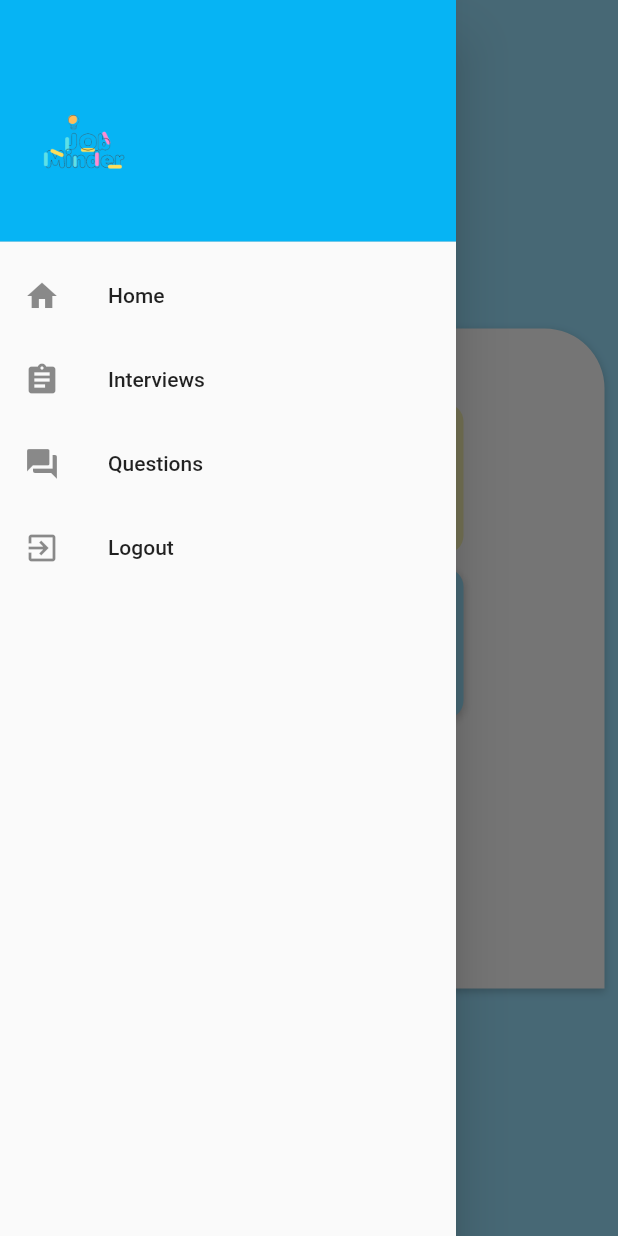
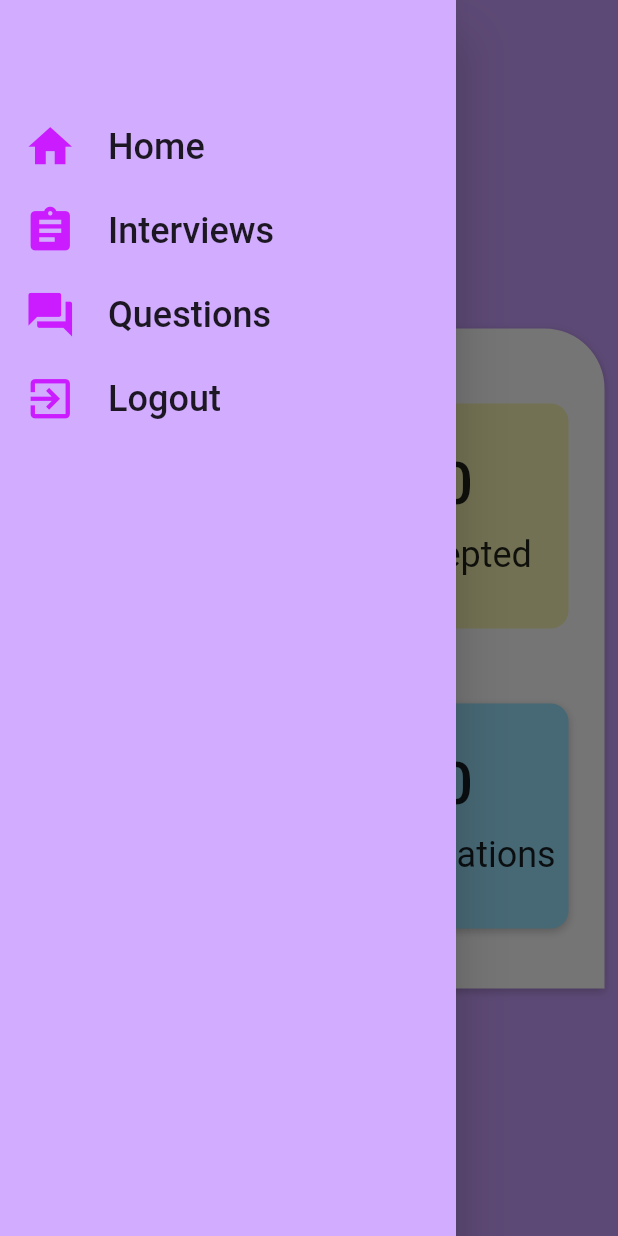
Before and after one commit to SJa-638/jobminder, a Flutter app: the screen it shows after launch, with the side drawer open, on a phone screen of 412 x 824 dp. Run offline on Flutter 3.47's test engine with Material 2 defaults, Android fonts, the phone set to English and light mode, and no system bars; our stand-ins replace equatable, flutter_bloc; Roboto replaces fonts that are missing (Outfit, Readex Pro).

Commit message:
added desgin

```diff
--- a/lib/screens/company_screen.dart
+++ b/lib/screens/company_screen.dart
@@ -31,13 +31,20 @@ class _CompaniesScreenState extends State<CompaniesScreen> {
   @override
   Widget build(BuildContext context) {
     return Scaffold(
+      backgroundColor: Color.fromARGB(255, 210, 173, 255),
       appBar: AppBar(
-        title: const Text("Companies"),
+        backgroundColor: Colors.transparent,
+        elevation: 0,
+        title: const Text("Companies",
+        style: TextStyle(
+          color:  Colors.white,
+          ),
+          ),
         actions: <Widget>[
           IconButton(
             icon: const Icon(
               Icons.add,
-              color: Colors.white,
+              color:Color.fromARGB(255, 202, 28, 255),
             ),
             onPressed: () {
               showModalBottomSheet(
@@ -129,7 +136,8 @@ class _CompaniesFormState extends State<CompaniesForm> {
             onChanged: (value) => name = value,
             ),
             ElevatedButton(
-              child: const Icon(Icons.add),
+              child: const Icon(Icons.add,),
+              style: ElevatedButton.styleFrom(primary: Color.fromARGB(255, 202, 159, 255)),
               onPressed: () {
                 if (name != "") {
                   widget.bloc.add(
@@ -137,6 +145,7 @@ class _CompaniesFormState extends State<CompaniesForm> {
                 }
                 Navigator.pop(context);
               },
+
             ),
           ],
         ),
--- a/lib/screens/drawer_widget.dart
+++ b/lib/screens/drawer_widget.dart
@@ -11,24 +11,21 @@ class DrawerWidget extends StatelessWidget {
   @override
   Widget build(BuildContext context) {
     return Drawer(
+backgroundColor:  Color.fromARGB(255, 210, 173, 255),
       child: ListView(
         padding: EdgeInsets.zero,
         children: <Widget>[
-          DrawerHeader(
-            decoration: const BoxDecoration(
-              color: Color(0xFF06B4F4),
-            ),
-            child: Padding(
+          Padding(
               padding: const EdgeInsetsDirectional.fromSTEB(0, 20, 20, 0),
               child: Row(
                 children: [
-                  Image.asset(
-                    'assets/images/logo(no background).png', // Replace with your logo image path
-                    height: 80.0,
-                    width: 80.0,
-                  ),
+                  // Image.asset(
+                  //   'assets/images/logo.jpeg', // Replace with your logo image path
+                  //   height: 100.0,
+                  //   width: 100.0,
+                  // ),
                   const SizedBox(
-                    width: 20.0,
+                    height: 40.0,width: 10.0,
                   ),
                   //  const Text(
                   //    'Menu',
@@ -37,21 +34,25 @@ class DrawerWidget extends StatelessWidget {
                   //    fontSize: 20.0,
                   //     ),
                   //     ),
+                      const SizedBox(
+                    height: 50.0,
+                  ),
                 ],
               ),
             ),
-          ),
-          ListTile(
-            leading: const Icon(Icons.home),
-            title: const Text('Home'),
+
+
+           ListTile(
+            leading: const Icon(Icons.home,color: Color.fromARGB(255, 202, 28, 255),size: 35,),
+            title: const Text('Home',style: TextStyle(fontSize: 24),),
             onTap: () => Navigator.push(
               context,
               MaterialPageRoute(builder: (context) => const HomeScreen()),
             ),
           ),
           ListTile(
-            leading: const Icon(Icons.assignment),
-            title: const Text('Interviews'),
+            leading: const Icon(Icons.assignment,color: Color.fromARGB(255, 202, 28, 255),size: 35,),
+            title: const Text('Interviews',style: TextStyle(fontSize: 24),),
             onTap: () {
               List<Company> comps = [];
               Navigator.push(
@@ -67,15 +68,15 @@ class DrawerWidget extends StatelessWidget {
             },
           ),
           ListTile(
-            leading: const Icon(Icons.question_answer),
-            title: const Text('Questions'),
+            leading: const Icon(Icons.question_answer,color: Color.fromARGB(255, 202, 28, 255),size: 35,),
+            title: const Text('Questions',style: TextStyle(fontSize: 24),),
             onTap: () {
               // Handle Questions onTap functionality
             },
           ),
           ListTile(
-            leading: const Icon(Icons.exit_to_app),
-            title: const Text('Logout'),
+            leading: const Icon(Icons.exit_to_app,color: Color.fromARGB(255, 202, 28, 255),size: 35,),
+            title: const Text('Logout',style: TextStyle(fontSize: 24),),
             onTap: () {
               // Handle Logout onTap functionality
             },
--- a/lib/screens/home_screen.dart
+++ b/lib/screens/home_screen.dart
@@ -7,7 +7,7 @@ class HomeScreen extends StatelessWidget {
   @override
   Widget build(BuildContext context) {
     return Scaffold(
-      backgroundColor: const Color(0xFF9AE2FF),
+      backgroundColor: Color.fromARGB(255, 202, 159, 255),
       appBar: AppBar(
         backgroundColor: Colors.transparent,
         elevation: 0,
@@ -27,19 +27,20 @@ class HomeScreen extends StatelessWidget {
           const Align(
             alignment: AlignmentDirectional(0, 0),
             child: Padding(
-              padding: EdgeInsetsDirectional.fromSTEB(0, 40, 0, 0),
+              padding: EdgeInsetsDirectional.fromSTEB(0, 10, 0, 0),
               child: Icon(
-                Icons.person_rounded,
-                color: Colors.grey,
+                Icons.account_circle_rounded ,
+                color: Color.fromARGB(255, 202, 28, 255),
                 size: 80,
               ),
             ),
           ),
           const Padding(
-            padding: EdgeInsetsDirectional.fromSTEB(0, 10, 0, 0),
+            padding: EdgeInsetsDirectional.fromSTEB(0, 20, 0, 0),
             child: Text(
               'user Name',
               style: TextStyle(
+                color: Color.fromARGB(255, 114, 0, 148),
                 fontFamily: 'Outfit',
                 fontSize: 20,
               ),
@@ -48,7 +49,7 @@ class HomeScreen extends StatelessWidget {
           Align(
             alignment: const AlignmentDirectional(0, 0),
             child: Padding(
-                padding: const EdgeInsetsDirectional.fromSTEB(0, 10, 0, 0),
+                padding: const EdgeInsetsDirectional.fromSTEB(0, 30, 0, 0),
                 child: AnimatedContainer(
                   duration: const Duration(milliseconds: 100),
                   curve: Curves.linear,
@@ -84,10 +85,10 @@ class HomeScreen extends StatelessWidget {
                                 alignment: const AlignmentDirectional(0, 0),
                                 child: Padding(
                                   padding: const EdgeInsetsDirectional.fromSTEB(
-                                      90, 50, 0, 0),
+                                      30, 50, 0, 0),
                                   child: Container(
-                                    width: 100,
-                                    height: 100,
+                                    width: 150,
+                                    height: 150,
                                     decoration: BoxDecoration(
                                       color: const Color(0xFFFFADEF),
                                       boxShadow: const [
@@ -108,7 +109,7 @@ class HomeScreen extends StatelessWidget {
                                           child: Padding(
                                             padding:
                                                 EdgeInsetsDirectional.fromSTEB(
-                                                    0, 10, 0, 0),
+                                                    0, 30, 0, 0),
                                             child: Text(
                                               '0',
                                               style: TextStyle(
@@ -129,7 +130,7 @@ class HomeScreen extends StatelessWidget {
                                               'Processing',
                                               style: TextStyle(
                                                 fontFamily: 'Readex Pro',
-                                                fontSize: 16,
+                                                fontSize: 24,
                                                 fontWeight: FontWeight.normal,
                                               ),
                                             ),
@@ -144,10 +145,10 @@ class HomeScreen extends StatelessWidget {
                                 alignment: const AlignmentDirectional(0, 0),
                                 child: Padding(
                                   padding: const EdgeInsetsDirectional.fromSTEB(
-                                      10, 50, 0, 0),
+                                      40, 50, 0, 0),
                                   child: Container(
-                                    width: 100,
-                                    height: 100,
+                                    width: 150,
+                                    height: 150,
                                     decoration: BoxDecoration(
                                       color: const Color(0xFFFAF6B5),
                                       borderRadius: BorderRadius.circular(12),
@@ -160,7 +161,7 @@ class HomeScreen extends StatelessWidget {
                                           child: Padding(
                                             padding:
                                                 EdgeInsetsDirectional.fromSTEB(
-                                                    0, 10, 0, 0),
+                                                    0, 30, 0, 0),
                                             child: Text(
                                               '0',
                                               style: TextStyle(
@@ -181,7 +182,7 @@ class HomeScreen extends StatelessWidget {
                                               'Accepted',
                                               style: TextStyle(
                                                 fontFamily: 'Readex Pro',
-                                                fontSize: 16,
+                                                fontSize: 24,
                                                 fontWeight: FontWeight.normal,
                                               ),
                                             ),
@@ -201,10 +202,10 @@ class HomeScreen extends StatelessWidget {
                                 alignment: const AlignmentDirectional(0, 0),
                                 child: Padding(
                                   padding: const EdgeInsetsDirectional.fromSTEB(
-                                      90, 10, 0, 0),
+                                      30, 50, 0, 0),
                                   child: Container(
-                                    width: 100,
-                                    height: 100,
+                                    width: 150,
+                                    height: 150,
                                     decoration: BoxDecoration(
                                       color: const Color(0xFFCFA8FF),
                                       boxShadow: const [
@@ -225,7 +226,7 @@ class HomeScreen extends StatelessWidget {
                                           child: Padding(
                                             padding:
                                                 EdgeInsetsDirectional.fromSTEB(
-                                                    0, 10, 0, 0),
+                                                    0, 30, 0, 0),
                                             child: Text(
                                               '0',
                                               style: TextStyle(
@@ -246,7 +247,7 @@ class HomeScreen extends StatelessWidget {
                                               'Rejected',
                                               style: TextStyle(
                                                 fontFamily: 'Readex Pro',
-                                                fontSize: 16,
+                                                fontSize: 24,
                                                 fontWeight: FontWeight.normal,
                                               ),
                                             ),
@@ -261,10 +262,10 @@ class HomeScreen extends StatelessWidget {
                                 alignment: const AlignmentDirectional(0, 0),
                                 child: Padding(
                                   padding: const EdgeInsetsDirectional.fromSTEB(
-                                      10, 10, 0, 0),
+                                      40, 50, 0, 0),
                                   child: Container(
-                                    width: 100,
-                                    height: 100,
+                                    width: 150,
+                                    height: 150,
                                     decoration: BoxDecoration(
                                       color: const Color(0xFF9AE2FF),
                                       boxShadow: const [
@@ -285,7 +286,7 @@ class HomeScreen extends StatelessWidget {
                                           child: Padding(
                                             padding:
                                                 EdgeInsetsDirectional.fromSTEB(
-                                                    0, 10, 0, 0),
+                                                    0, 30, 0, 0),
                                             child: Text(
                                               '0',
                                               style: TextStyle(
@@ -306,7 +307,7 @@ class HomeScreen extends StatelessWidget {
                                               'Applications',
                                               style: TextStyle(
                                                 fontFamily: 'Readex Pro',
-                                                fontSize: 16,
+                                                fontSize: 24,
                                                 fontWeight: FontWeight.normal,
                                               ),
                                             ),
```
Also changed, not shown: pubspec.lock.
